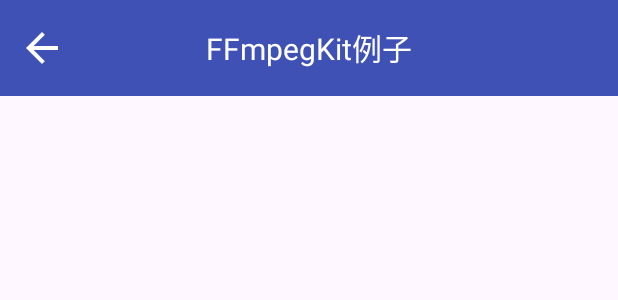
After one commit to andyliu900/AndroidMedia, an Android app: the layout activity_ffmpegkit.xml on its own in the app's theme, with its tools: preview values and no code run, on a phone screen of 412 x 824 dp. The commit adds this screen. Shown: the top 300 px of the screen. Run offline under Robolectric (Android 15) with nearby library versions, the phone set to English and light mode, and no system bars.

Commit message:
Add FFmpegKit usage

```diff
--- a/app/src/main/AndroidManifest.xml
+++ b/app/src/main/AndroidManifest.xml
@@ -42,6 +42,8 @@
         <activity android:name="com.ideacode.android_audio.ui.MediaCodecActivity"/>
         <activity android:name="com.ideacode.android_audio.ui.MediaCodecAsyncActivity"/>
         <activity android:name="com.ideacode.android_audio.ui.JniUsageTestActivity"/>
+        <activity android:name="com.ideacode.android_audio.ui.FFmpegKitActivity"/>
+
     </application>
 
 </manifest>
--- /dev/null
+++ b/app/src/main/res/layout/activity_ffmpegkit.xml
@@ -0,0 +1,25 @@
+<?xml version="1.0" encoding="utf-8"?>
+<androidx.constraintlayout.widget.ConstraintLayout xmlns:android="http://schemas.android.com/apk/res/android"
+        xmlns:tools="http://schemas.android.com/tools"
+        xmlns:app="http://schemas.android.com/apk/res-auto"
+        android:id="@+id/main"
+        android:layout_width="match_parent"
+        android:layout_height="match_parent"
+        tools:context="com.ideacode.android_audio.MainActivity">
+
+    <com.google.android.material.appbar.MaterialToolbar
+            android:id="@+id/toolbar"
+            android:layout_width="match_parent"
+            android:layout_height="?attr/actionBarSize"
+            android:background="?attr/colorPrimary"
+            app:titleTextAppearance="@style/TextAppearance.MyApp.Toolbar.Title"
+            app:navigationIconTint="?attr/colorOnPrimary"
+            app:navigationIcon="@drawable/ic_arrow_back"
+            app:titleCentered="true"
+            app:title="FFmpegKit例子"
+            app:titleTextColor="@color/white"
+            android:elevation="6dp"
+            app:layout_constraintStart_toStartOf="parent"
+            app:layout_constraintTop_toTopOf="parent" />
+
+</androidx.constraintlayout.widget.ConstraintLayout>
```
Also changed, not shown: app/src/main/java/com/ideacode/android_audio/MainActivity.kt (+9 -0 lines), app/src/main/java/com/ideacode/android_audio/ui/FFmpegKitActivity.kt (added, +71 -0 lines), app/src/main/res/layout/activity_main.xml (+8 -0 lines), settings.gradle (+8 -0 lines).
